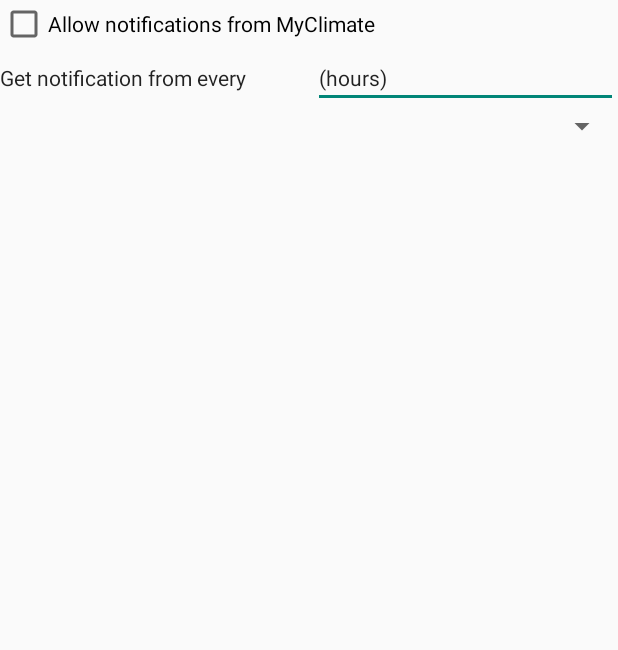
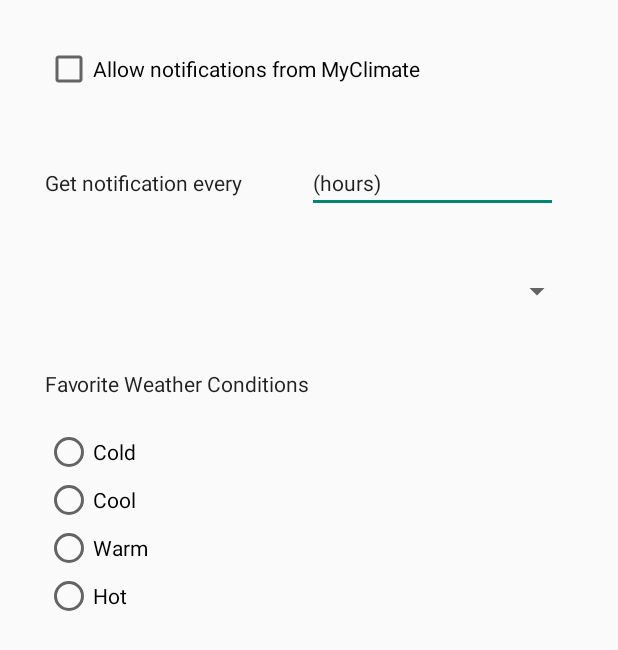
Before and after one commit to ssoemoe/myclimate, an Android app: the layout activity_settings.xml on its own in the app's theme, with its tools: preview values and no code run, on a phone screen of 412 x 824 dp. Shown: the top 650 px of the screen. Run offline under Robolectric (Android 15) with nearby library versions, the phone set to English and light mode, and no system bars.

Commit message:
Settings Finished

```diff
--- a/app/src/main/res/layout/activity_settings.xml
+++ b/app/src/main/res/layout/activity_settings.xml
@@ -8,34 +8,40 @@
 
 
     <LinearLayout
+        android:id="@+id/verticalLayout"
         android:layout_width="match_parent"
         android:layout_height="match_parent"
-        android:orientation="vertical">
+        android:layout_margin="10dp"
+        android:orientation="vertical"
+        app:layout_constraintLeft_toLeftOf="parent">
 
         <CheckBox
             android:id="@+id/notiCheck"
             android:layout_width="match_parent"
             android:layout_height="wrap_content"
+            android:layout_margin="20dp"
             android:text="Allow notifications from MyClimate" />
 
         <LinearLayout
             android:id="@+id/notiLinear"
             android:layout_width="match_parent"
             android:layout_height="wrap_content"
+            android:layout_margin="20dp"
             android:orientation="horizontal">
 
             <TextView
                 android:id="@+id/hourTxtView"
-                android:layout_width="5dp"
+                android:layout_width="7dp"
                 android:layout_height="wrap_content"
                 android:layout_weight="1"
-                android:text="Get notification from every"
+                android:text="Get notification every"
                 android:textAppearance="@style/TextAppearance.AppCompat" />
 
             <EditText
                 android:id="@+id/hours"
                 android:layout_width="0dp"
                 android:layout_height="wrap_content"
+                android:layout_marginRight="10dp"
                 android:layout_weight="1"
                 android:ems="10"
                 android:inputType="number"
@@ -48,7 +54,49 @@
             android:id="@+id/weatherSpinner"
             android:layout_width="match_parent"
             android:layout_height="wrap_content"
-            android:spinnerMode="dialog" />
+            android:spinnerMode="dialog"
+            android:layout_margin="20dp"/>
+
+        <TextView
+            android:id="@+id/conditionsTxtView"
+            android:layout_width="match_parent"
+            android:layout_height="wrap_content"
+            android:layout_margin="20dp"
+            android:text="Favorite Weather Conditions"
+            android:textAppearance="@style/TextAppearance.AppCompat" />
+
+        <RadioGroup
+            android:layout_width="match_parent"
+            android:layout_height="wrap_content"
+            xmlns:android="http://schemas.android.com/apk/res/android">
+        <RadioButton
+            android:id="@+id/coldBtn"
+            android:layout_width="match_parent"
+            android:layout_height="wrap_content"
+            android:layout_marginLeft="20dp"
+            android:text="Cold" />
+
+            <RadioButton
+                android:id="@+id/coolBtn"
+                android:layout_width="match_parent"
+                android:layout_height="wrap_content"
+                android:layout_marginLeft="20dp"
+                android:text="Cool" />
+
+            <RadioButton
+                android:id="@+id/warmBtn"
+                android:layout_width="match_parent"
+                android:layout_height="wrap_content"
+                android:layout_marginLeft="20dp"
+                android:text="Warm" />
+
+            <RadioButton
+                android:id="@+id/hotBtn"
+                android:layout_width="match_parent"
+                android:layout_height="wrap_content"
+                android:layout_marginLeft="20dp"
+                android:text="Hot" />
+        </RadioGroup>
 
     </LinearLayout>
 
```
